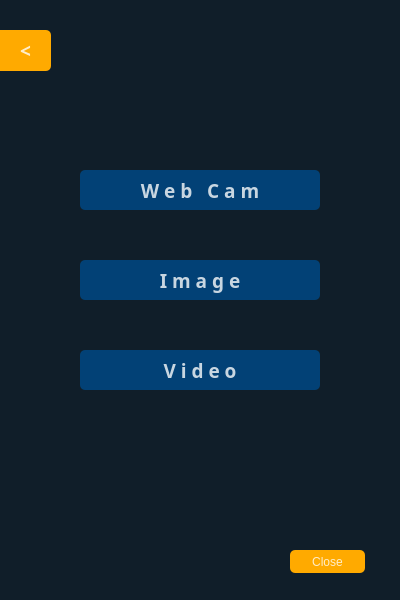
cach007/face_findeer, file ui/choose.ui: the form before one commit.
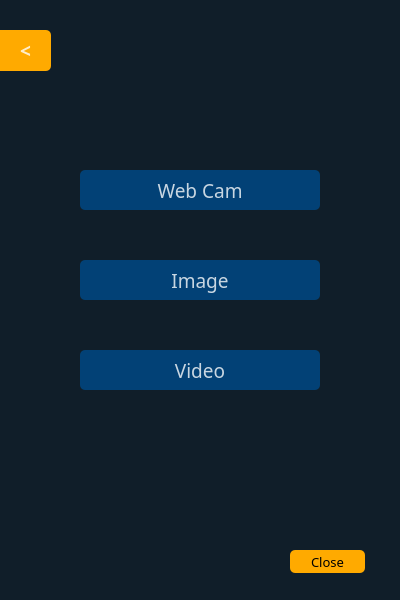
The form after the commit. Icons and pictures are not drawn.

Diff of the .ui file:
```diff
--- a/ui/choose.ui
+++ b/ui/choose.ui
@@ -42,10 +42,10 @@
     </property>
     <property name="font">
      <font>
-      <family>Agency FB</family>
+      <family>Arial Rounded MT Bold</family>
       <pointsize>14</pointsize>
-      <weight>75</weight>
-      <bold>true</bold>
+      <weight>50</weight>
+      <bold>false</bold>
      </font>
     </property>
     <property name="styleSheet">
@@ -66,7 +66,7 @@
 </string>
     </property>
     <property name="text">
-     <string>W e b   C a m</string>
+     <string>Web Cam</string>
     </property>
     <property name="icon">
      <iconset resource="../img/img.qrc">
@@ -88,10 +88,16 @@
       <height>23</height>
      </rect>
     </property>
+    <property name="font">
+     <font>
+      <family>Arial Rounded MT Bold</family>
+      <pointsize>10</pointsize>
+     </font>
+    </property>
     <property name="styleSheet">
      <string notr="true">QPushButton#pushButton_5{
 background-color:rgb(255, 170, 0);
-color:rgba(255, 255, 255, 200);
+	color: rgb(0, 0, 0);
 border-radius:5px;
 }
 QPushButton#pushButton_5:pressed{
@@ -119,10 +125,10 @@
     </property>
     <property name="font">
      <font>
-      <family>Agency FB</family>
+      <family>Arial Rounded MT Bold</family>
       <pointsize>14</pointsize>
-      <weight>75</weight>
-      <bold>true</bold>
+      <weight>50</weight>
+      <bold>false</bold>
      </font>
     </property>
     <property name="styleSheet">
@@ -144,7 +150,7 @@
 </string>
     </property>
     <property name="text">
-     <string>V i d e o</string>
+     <string>Video</string>
     </property>
     <property name="icon">
      <iconset resource="../img/img.qrc">
@@ -168,10 +174,10 @@
     </property>
     <property name="font">
      <font>
-      <family>Agency FB</family>
+      <family>Arial Rounded MT Bold</family>
       <pointsize>14</pointsize>
-      <weight>75</weight>
-      <bold>true</bold>
+      <weight>50</weight>
+      <bold>false</bold>
      </font>
     </property>
     <property name="styleSheet">
@@ -192,7 +198,7 @@
 </string>
     </property>
     <property name="text">
-     <string>I m a g e</string>
+     <string>Image</string>
     </property>
     <property name="icon">
      <iconset>
```
